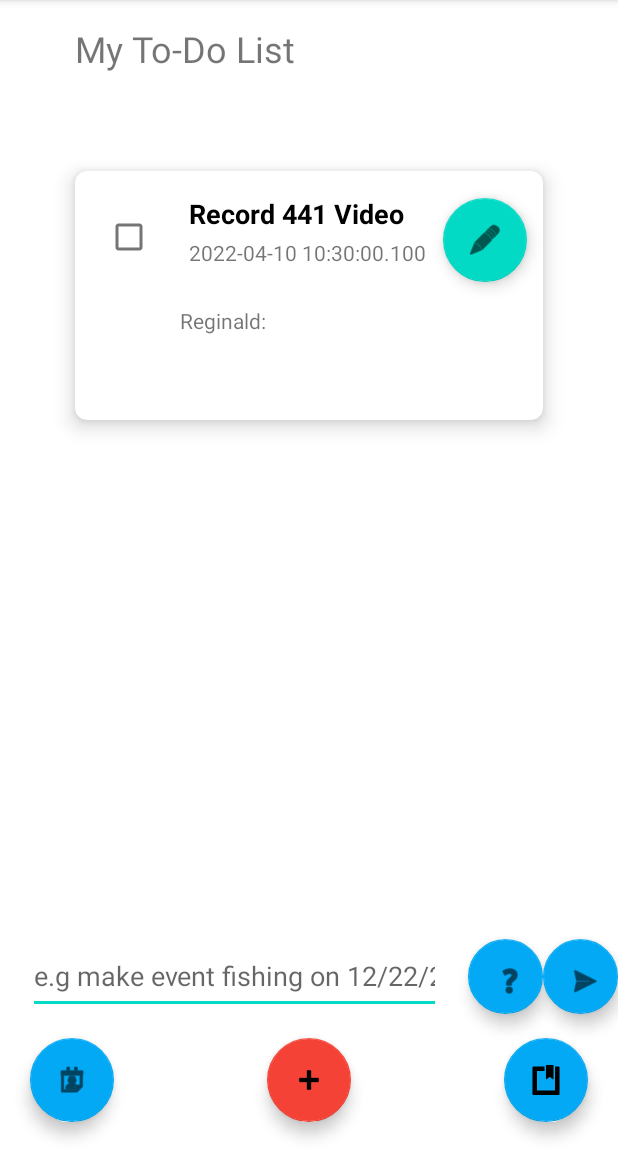
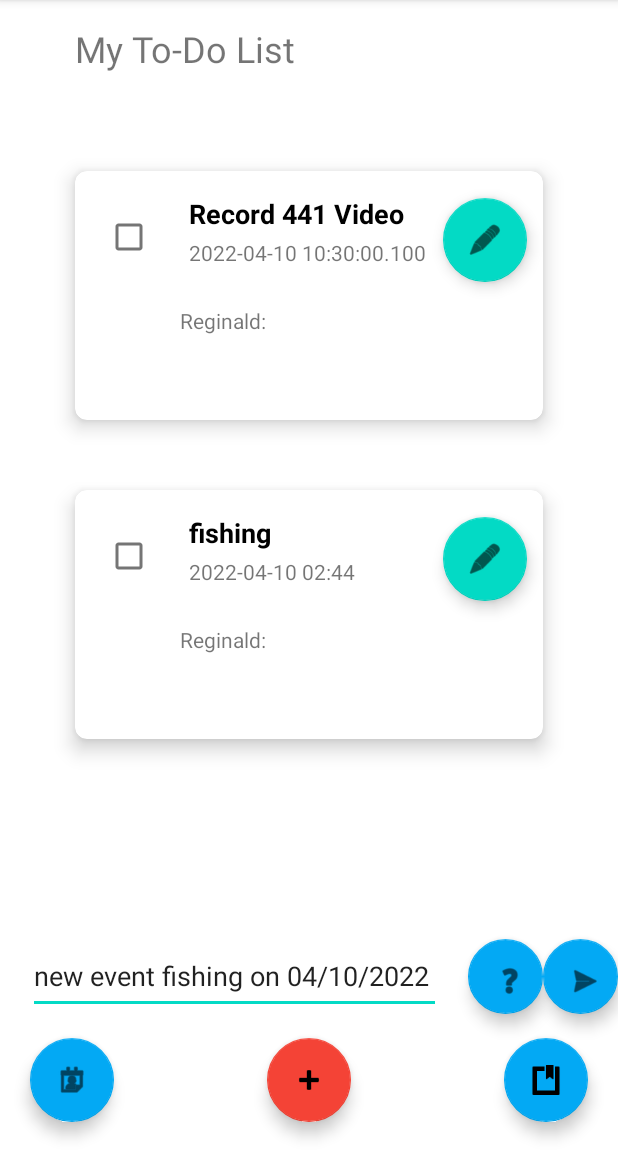
Before and after one commit to ezhoureal/FullGroup, an Android app: the screen it shows after launch (MainActivity), after a tap on an icon or button, on a phone screen of 412 x 824 dp, the part 84-1236 px from its top. Run offline under Robolectric (Android 15) with nearby library versions, the phone set to English and light mode, and no system bars; libraries missing offline, so code that uses them is left out: com.aallam.openai; 3 statements that could not run were skipped.

Commit message:
made things a bit more flexible

```diff
--- a/Perminit-Frontend/app/src/main/java/edu/umich/fullgroup/perminit_frontend/EventFromText.kt
+++ b/Perminit-Frontend/app/src/main/java/edu/umich/fullgroup/perminit_frontend/EventFromText.kt
@@ -6,11 +6,12 @@ import java.time.format.DateTimeFormatter
 
 
 //add event play golf from 12:00 until 13:00 on 10/21/2022 with note bring my nine iron
-val eventNameKeywords = arrayOf("add event", "new event",  "schedule","""\w?""")
+val eventNameKeywords = arrayOf("add event", "new event",  "schedule", "make event", """\w?""")
 val startTimeKeywords = arrayOf("from", "starting at")
 val endTimeKeywords = arrayOf("until", "ending at")
-val dateKeywords = arrayOf ("on date", "on", "date")
+val dateKeywords = arrayOf ("on date", " on")
 val descriptionKeywords = arrayOf ("with note", "description")
+
 
 val nameRegexPart = eventNameKeywords.joinToString ( "|")
 val startTimeRegexPart = startTimeKeywords.joinToString  ("|")
@@ -20,7 +21,7 @@ val descriptionRegexPart = descriptionKeywords.joinToString("|")
 
 
 
-//logic for this is that the name is rather free form
+//logic for this is that the name is rather free form, so just do it until we match a different thing
 val endNameRegex = startTimeRegexPart+ "|" + endTimeRegexPart +"|"+ dateRegexPart +"|" + descriptionRegexPart
 
 //logic for this is that the name is rather free form
@@ -59,12 +60,23 @@ fun makeEvent (input : String): Event? {
 
  //       println ("Found start time:")
         val startTimeRes = findStartTimeRegex.find(input)
-        val (startTimeString) = startTimeRes!!.destructured
+        var (startTimeString) = startTimeRes!!.destructured
         println(startTimeString)
+
+
+
+        val badTimeRegex =  """^(\d:\d\d)""".toRegex()
+        if ( badTimeRegex.matches(startTimeString)){
+            startTimeString = "0$startTimeString"
+            println (startTimeString)
+
+        }
+        println ("Fixed:")
+        println (startTimeString)
 
         var endTimeString = startTimeString
         try{
-  //          println ("Found end time:")
+            //          println ("Found end time:")
             val endTimeRes = findEndTimeRegex.find(input)
             val (myEndTimeString) = endTimeRes!!.destructured
             endTimeString = myEndTimeString
@@ -74,11 +86,12 @@ fun makeEvent (input : String): Event? {
             //if there's no end time provided, we assume none exists for now - keep it at zero
         }
 
+        if ( badTimeRegex.matches(endTimeString)){
+            endTimeString = "0$endTimeString"
+            println (endTimeString)
 
-        val badTimeRegex =  """^(\d:\d\d)""".toRegex()
-        val fixedStartTime = badTimeRegex.replace(startTimeString, """0\1""")
-        println ("Fixed:")
-        println (fixedStartTime)
+        }
+
 
         //todo - replace times of format H:MM with HH:MM (just the string with regex)
         // todo - replace dates of format M/D  or M/DD &c with MM/DD
@@ -87,8 +100,15 @@ fun makeEvent (input : String): Event? {
 
         println ("Found date :")
         val dateRes = findDateRegex.find(input)
-        val (dateString) = dateRes!!.destructured
+        var (dateString) = dateRes!!.destructured
         println(dateString)
+
+        val badMonthRegex =  """^(\d\/\d\d\/\d\d\d\d)""".toRegex()
+        if ( badMonthRegex.matches(dateString)){
+            dateString = "0" + dateString
+
+        }
+
 
         var descString =""
 
@@ -117,8 +137,9 @@ fun makeEvent (input : String): Event? {
         val startTime = LocalTime.parse(startTimeString, timeFormatter)
         val endTime = LocalTime.parse(endTimeString, timeFormatter)
 
+        //todo - allow selection of minits
+
         println("making the event!")
-        //todo - make the eventid and perminit id more better
         val perminitId = 0
         val eventID = EventStore.id_idx++
 
@@ -126,7 +147,11 @@ fun makeEvent (input : String): Event? {
         return outEvent
     }
     catch (e: Exception){
+
         return null
+    }
+    // I am not entirely sure why it wants this, seeing as how it is unreachable
+    finally {
 
     }
 }
--- a/Perminit-Frontend/app/src/main/res/layout/activity_todo_list.xml
+++ b/Perminit-Frontend/app/src/main/res/layout/activity_todo_list.xml
@@ -69,7 +69,8 @@
         android:layout_height="50dp"
         android:layout_marginBottom="16dp"
         android:ems="10"
-        android:hint="@string/nlp_help"
+        android:hint="Type in a new event here"
+        android:text="new event fishing on 04/10/2022 from 2:44"
         android:inputType="textPersonName"
         android:minHeight="48dp"
         app:layout_constraintBottom_toTopOf="@+id/addEventButton"
--- a/Perminit-Frontend/app/src/main/res/values/strings.xml
+++ b/Perminit-Frontend/app/src/main/res/values/strings.xml
@@ -60,5 +60,5 @@
     <string name="event_loc">Event Location</string>
 
 
-    <string name="nlp_help">e.g make event fishing on 12/22/2022 from 12:40 until 13:45</string>
+    <string name="nlp_help">e.g make event fishing on 4/22/2022 from 9:40 until 13:45</string>
 </resources>
```
